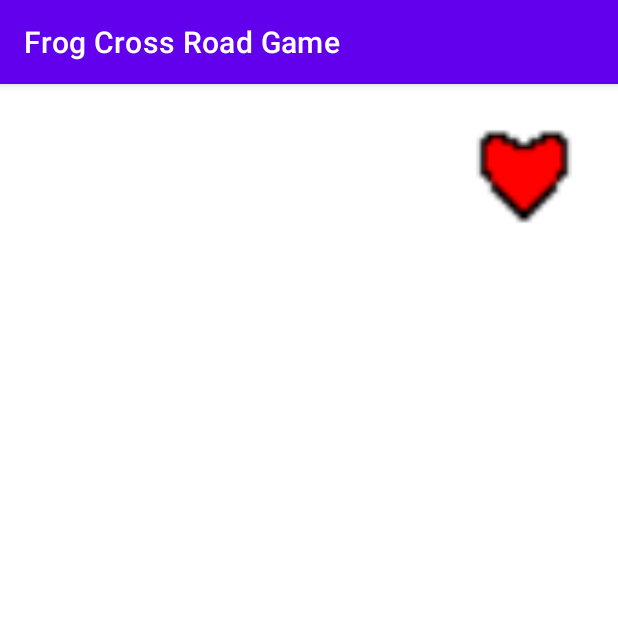
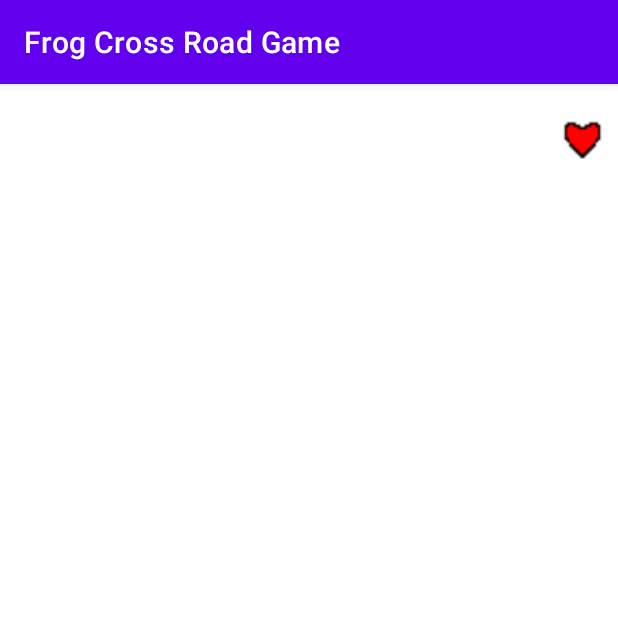
Before and after one commit to aniculas/FroggerGame, an Android app: the Gameplay screen opened directly, with no data from a screen before it, on a phone screen of 412 x 824 dp, the top half of it. Run offline under Robolectric (Android 15) with nearby library versions, the phone set to English and light mode, and no system bars; 1 statement that could not run was skipped.

Commit message:
Small UI changes

```diff
--- a/app/src/main/java/com/example/myapplication/Gameplay.java
+++ b/app/src/main/java/com/example/myapplication/Gameplay.java
@@ -46,6 +46,5 @@ public class Gameplay extends AppCompatActivity {
                 playerspriteb.setVisibility(View.VISIBLE);
                 break;
         }
-        System.out.println(spritepicker.getCheckedRadioButtonId());
     }
 }
--- a/app/src/main/res/layout/activity_gameplay.xml
+++ b/app/src/main/res/layout/activity_gameplay.xml
@@ -8,8 +8,8 @@
 
     <ImageView
         android:id="@+id/playerspriteb"
-        android:layout_width="130dp"
-        android:layout_height="119dp"
+        android:layout_width="111dp"
+        android:layout_height="86dp"
         android:layout_marginStart="131dp"
         android:layout_marginEnd="150dp"
         android:visibility="gone"
@@ -18,15 +18,15 @@
         app:layout_constraintHorizontal_bias="1.0"
         app:layout_constraintStart_toStartOf="parent"
         app:layout_constraintTop_toTopOf="parent"
-        app:layout_constraintVertical_bias="0.916"
+        app:layout_constraintVertical_bias="1.0"
         app:srcCompat="@drawable/frogb" />
 
     <ImageView
         android:id="@+id/heart3"
-        android:layout_width="125dp"
-        android:layout_height="116dp"
+        android:layout_width="49dp"
+        android:layout_height="73dp"
         android:layout_marginStart="108dp"
-        android:layout_marginEnd="178dp"
+        android:layout_marginEnd="100dp"
         android:layout_marginBottom="462dp"
         android:visibility="invisible"
         app:layout_constraintBottom_toBottomOf="parent"
@@ -40,12 +40,12 @@
 
     <ImageView
         android:id="@+id/heart2"
-        android:layout_width="125dp"
-        android:layout_height="116dp"
+        android:layout_width="48dp"
+        android:layout_height="72dp"
         android:visibility="invisible"
         app:layout_constraintBottom_toBottomOf="parent"
         app:layout_constraintEnd_toEndOf="parent"
-        app:layout_constraintHorizontal_bias="0.695"
+        app:layout_constraintHorizontal_bias="0.868"
         app:layout_constraintStart_toStartOf="parent"
         app:layout_constraintTop_toTopOf="parent"
         app:layout_constraintVertical_bias="0.0"
@@ -54,8 +54,8 @@
 
     <ImageView
         android:id="@+id/heart1"
-        android:layout_width="125dp"
-        android:layout_height="116dp"
+        android:layout_width="47dp"
+        android:layout_height="72dp"
         app:layout_constraintBottom_toBottomOf="parent"
         app:layout_constraintEnd_toEndOf="parent"
         app:layout_constraintHorizontal_bias="1.0"
@@ -66,32 +66,33 @@
 
     <ImageView
         android:id="@+id/playerspriteg"
-        android:layout_width="130dp"
-        android:layout_height="119dp"
+        android:layout_width="114dp"
+        android:layout_height="87dp"
         android:layout_marginStart="131dp"
         android:layout_marginEnd="150dp"
         android:visibility="gone"
         app:layout_constraintBottom_toBottomOf="parent"
         app:layout_constraintEnd_toEndOf="parent"
-        app:layout_constraintHorizontal_bias="0.0"
+        app:layout_constraintHorizontal_bias="1.0"
         app:layout_constraintStart_toStartOf="parent"
         app:layout_constraintTop_toTopOf="parent"
-        app:layout_constraintVertical_bias="0.885"
+        app:layout_constraintVertical_bias="1.0"
         app:srcCompat="@drawable/frogg"
         tools:visibility="visible" />
 
     <ImageView
         android:id="@+id/playerspriter"
-        android:layout_width="130dp"
-        android:layout_height="119dp"
+        android:layout_width="113dp"
+        android:layout_height="89dp"
         android:layout_marginStart="131dp"
         android:layout_marginEnd="150dp"
         android:visibility="gone"
         app:layout_constraintBottom_toBottomOf="parent"
         app:layout_constraintEnd_toEndOf="parent"
-        app:layout_constraintHorizontal_bias="0.0"
+        app:layout_constraintHorizontal_bias="1.0"
         app:layout_constraintStart_toStartOf="parent"
         app:layout_constraintTop_toTopOf="parent"
-        app:layout_constraintVertical_bias="0.916"
+        app:layout_constraintVertical_bias="1.0"
         app:srcCompat="@drawable/frogr" />
+
 </androidx.constraintlayout.widget.ConstraintLayout>
```
